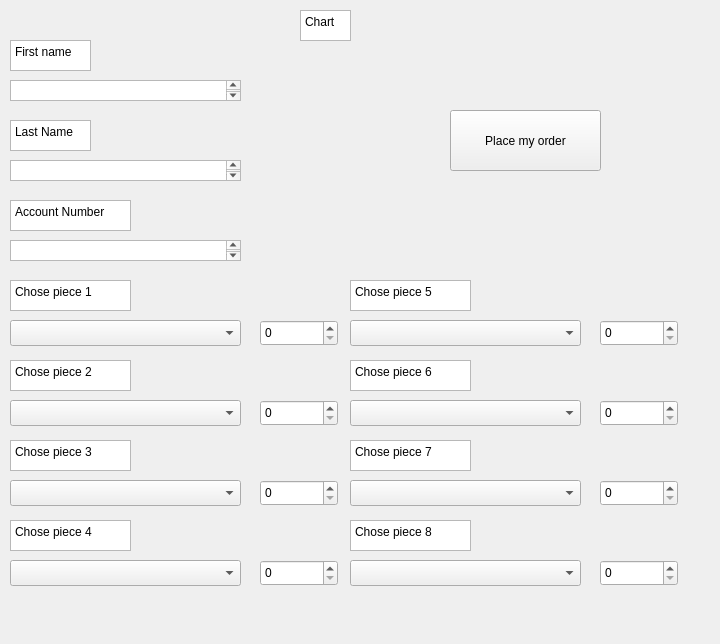
Simlebo/Project_3BM, file Chart_creator.ui: the form before one commit.
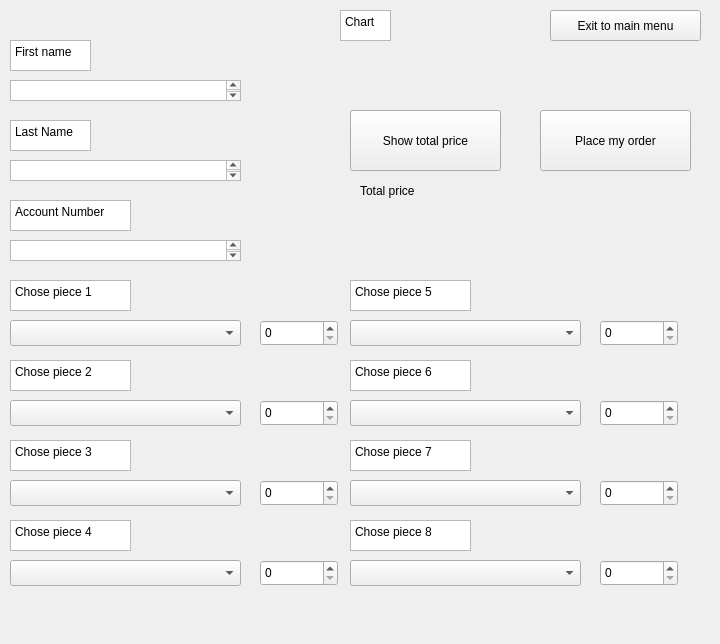
The form after the commit.

Commit message: Add read-only properties to various UI elements and create Add Pieces dialog

```diff
--- a/Chart_creator.ui
+++ b/Chart_creator.ui
@@ -49,12 +49,15 @@
   <widget class="QPlainTextEdit" name="plainTextEdit">
    <property name="geometry">
     <rect>
-     <x>300</x>
+     <x>340</x>
      <y>10</y>
      <width>51</width>
      <height>31</height>
     </rect>
    </property>
+   <property name="readOnly">
+    <bool>true</bool>
+   </property>
    <property name="plainText">
     <string>Chart</string>
    </property>
@@ -408,7 +411,7 @@
   <widget class="QPushButton" name="Place_order">
    <property name="geometry">
     <rect>
-     <x>450</x>
+     <x>540</x>
      <y>110</y>
      <width>151</width>
      <height>61</height>
@@ -418,6 +421,45 @@
     <string>Place my order</string>
    </property>
   </widget>
+  <widget class="QPushButton" name="Show_price">
+   <property name="geometry">
+    <rect>
+     <x>350</x>
+     <y>110</y>
+     <width>151</width>
+     <height>61</height>
+    </rect>
+   </property>
+   <property name="text">
+    <string>Show total price</string>
+   </property>
+  </widget>
+  <widget class="QLabel" name="Total_price">
+   <property name="geometry">
+    <rect>
+     <x>360</x>
+     <y>180</y>
+     <width>121</width>
+     <height>21</height>
+    </rect>
+   </property>
+   <property name="text">
+    <string>Total price</string>
+   </property>
+  </widget>
+  <widget class="QPushButton" name="Exit_menu">
+   <property name="geometry">
+    <rect>
+     <x>550</x>
+     <y>10</y>
+     <width>151</width>
+     <height>31</height>
+    </rect>
+   </property>
+   <property name="text">
+    <string>Exit to main menu</string>
+   </property>
+  </widget>
  </widget>
  <resources/>
  <connections/>
```
Left out of the diff: 33 changed lines with no effect on the pictures. The commit also changes 3 other files.
